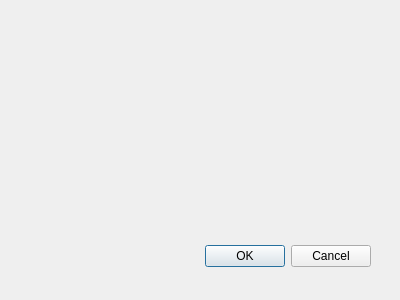
helarion/Application-JDR, file sources/fenetre/formNouveauAttribut.ui: the form before one commit.
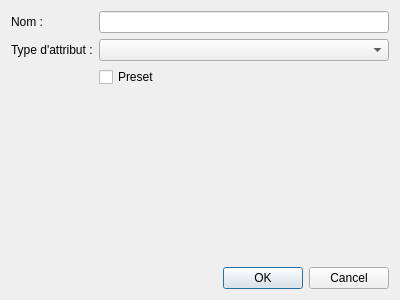
The form after the commit.

Diff of the .ui file:
```diff
--- a/sources/fenetre/formNouveauAttribut.ui
+++ b/sources/fenetre/formNouveauAttribut.ui
@@ -15,15 +15,9 @@
   <property name="windowTitle">
    <string>Dialog</string>
   </property>
+  <layout class="QGridLayout" name="gridLayout">
+   <item row="1" column="0">
   <widget class="QDialogButtonBox" name="buttonBox">
-   <property name="geometry">
-    <rect>
-     <x>30</x>
-     <y>240</y>
-     <width>341</width>
-     <height>32</height>
-    </rect>
-   </property>
    <property name="orientation">
     <enum>Qt::Horizontal</enum>
    </property>
@@ -31,8 +25,40 @@
     <set>QDialogButtonBox::Cancel|QDialogButtonBox::Ok</set>
    </property>
   </widget>
- </widget>
- <pixmapfunction/>
+   </item>
+   <item row="0" column="0">
+    <layout class="QFormLayout" name="formLayout">
+     <item row="0" column="0">
+      <widget class="QLabel" name="label">
+       <property name="text">
+        <string>Nom :</string>
+       </property>
+      </widget>
+     </item>
+     <item row="0" column="1">
+      <widget class="QLineEdit" name="Nom"/>
+     </item>
+     <item row="1" column="1">
+      <widget class="QComboBox" name="comboTypeAttribut"/>
+     </item>
+     <item row="1" column="0">
+      <widget class="QLabel" name="label_2">
+       <property name="text">
+        <string>Type d'attribut :</string>
+       </property>
+      </widget>
+     </item>
+     <item row="2" column="1">
+      <widget class="QCheckBox" name="checkBox">
+       <property name="text">
+        <string>Preset</string>
+       </property>
+      </widget>
+     </item>
+    </layout>
+   </item>
+  </layout>
+ </widget>
  <resources/>
  <connections>
   <connection>
```
Left out of the diff: 4 changed lines with no effect on the pictures. Lines whose indentation alone changed are shown as unchanged.
